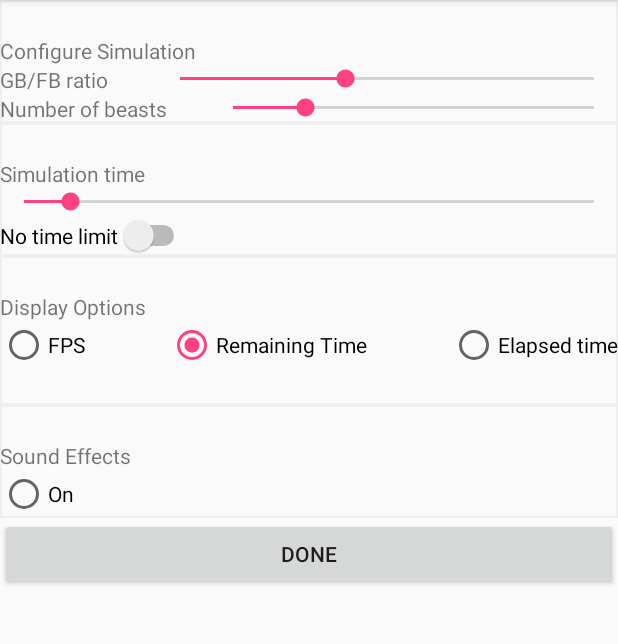
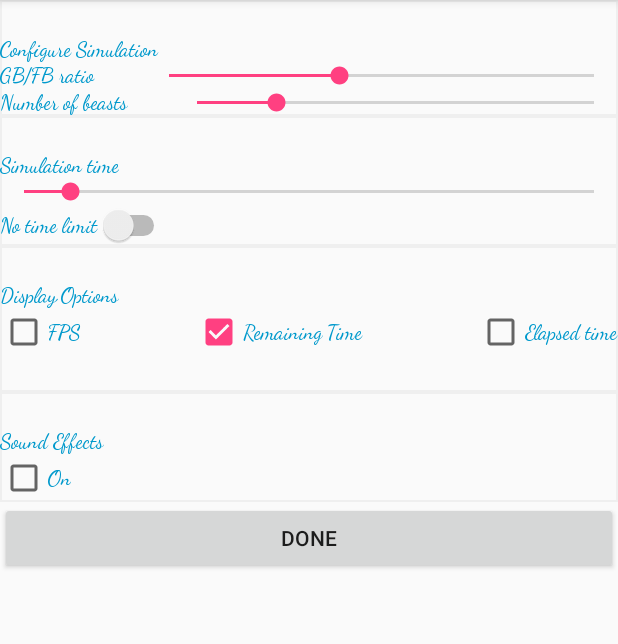
Before and after one commit to gavinB-orange/SwarmThing, an Android app: the ConfigureOtherActivity screen opened directly, with no data from a screen before it, on a phone screen of 412 x 824 dp, the part 84-728 px from its top. Run offline under Robolectric (Android 15) with nearby library versions, the phone set to English and light mode, and no system bars.

Commit message:
Move to CheckBox from RadioButton

```diff
--- a/app/src/main/java/com/example/brebner/swarmthing/ConfigureOtherActivity.java
+++ b/app/src/main/java/com/example/brebner/swarmthing/ConfigureOtherActivity.java
@@ -1,5 +1,6 @@
 package com.example.brebner.swarmthing;
 
+import android.annotation.SuppressLint;
 import android.content.Intent;
 import android.content.SharedPreferences;
 import android.preference.PreferenceManager;
@@ -7,7 +8,7 @@ import android.support.v7.app.AppCompatActivity;
 import android.os.Bundle;
 import android.util.Log;
 import android.view.View;
-import android.widget.RadioButton;
+import android.widget.CheckBox;
 import android.widget.SeekBar;
 import android.widget.Switch;
 
@@ -31,8 +32,12 @@ public class ConfigureOtherActivity extends AppCompatActivity implements SeekBar
     private int nbeasts = DEFAULT_N_BEASTS;
     private int ratio = DEFAULT_RATIO;
     private long max_time = MAX_TIME;
-    private boolean unlimited_time;
-    private boolean elapsed_time;
+
+    private CheckBox showTimeCheckBox;
+    private CheckBox showFpsCheckBox;
+    private CheckBox showElapsedCheckBox;
+    private CheckBox soundEffectsOnCheckBox;
+    private Switch unlimitedTimeSwitch;
 
     private SharedPreferences sharedPreferences;
 
@@ -50,39 +55,38 @@ public class ConfigureOtherActivity extends AppCompatActivity implements SeekBar
         SeekBar timeSeekBar = findViewById(R.id.maxTimeSeekBar);
         timeSeekBar.setProgress((int)(DEFAULT_TIME * timeSeekBar.getMax() / MAX_TIME));
         timeSeekBar.setOnSeekBarChangeListener(this);
-        RadioButton showTimeRadioButton = findViewById(R.id.showTimeRadioButton);
-        showTimeRadioButton.setChecked(DEFAULT_SHOW_TIME);
-        RadioButton showFpsRadioButton = findViewById(R.id.showFpsRadioButton);
-        showFpsRadioButton.setChecked(DEFAULT_SHOW_FPS);
-        RadioButton showElapsedRadioButton = findViewById(R.id.showElapsedTimeRadioButton);
-        showElapsedRadioButton.setChecked(DEFAULT_SHOW_ELAPSED_TIME);
-        Switch unlimitedTimeSwitch = findViewById(R.id.unlimitedTimeSwitch);
+        showTimeCheckBox = findViewById(R.id.showTimeCheckBox);
+        showTimeCheckBox.setChecked(DEFAULT_SHOW_TIME);
+        showFpsCheckBox = findViewById(R.id.showFpsCheckBox);
+        showFpsCheckBox.setChecked(DEFAULT_SHOW_FPS);
+        showElapsedCheckBox = findViewById(R.id.showElapsedTimeCheckBox);
+        showElapsedCheckBox.setChecked(DEFAULT_SHOW_ELAPSED_TIME);
+        unlimitedTimeSwitch = findViewById(R.id.unlimitedTimeSwitch);
         unlimitedTimeSwitch.setChecked(DEFAULT_UNLIMITED_TIME);
-        RadioButton soundEffectsOnRadioButton = findViewById(R.id.soundOnRadioButton);
-        soundEffectsOnRadioButton.setChecked(DEFAULT_SOUND_EFFECTS_ON);
+        soundEffectsOnCheckBox = findViewById(R.id.soundOnCheckBox);
+        soundEffectsOnCheckBox.setChecked(DEFAULT_SOUND_EFFECTS_ON);
+//        showTimeCheckBox.setOnCheckedChangeListener(this);
+//        showFpsCheckBox.setOnCheckedChangeListener(this);
+//        showElapsedCheckBox.setOnCheckedChangeListener(this);
+//        soundEffectsOnCheckBox.setOnCheckedChangeListener(this);
 
         nbeasts = DEFAULT_N_BEASTS;
         ratio = DEFAULT_RATIO;
         max_time = DEFAULT_TIME;
-        unlimited_time = DEFAULT_UNLIMITED_TIME;
     }
 
+    @SuppressLint("ApplySharedPref")
     public void doSimDone(View view) {
         SharedPreferences.Editor editor = sharedPreferences.edit();
         editor.putInt(getString(R.string.other_ratio_key), ratio);
         editor.putInt(getString(R.string.other_nbeasts_key), nbeasts);
         editor.putLong(getString(R.string.other_maxtime_key), max_time);
-        RadioButton showTimeRadioButton = findViewById(R.id.showTimeRadioButton);
-        RadioButton showFpsRadioButton = findViewById(R.id.showFpsRadioButton);
-        RadioButton showElapsedRadioButton = findViewById(R.id.showElapsedTimeRadioButton);
-        RadioButton soundEffectsOnRadioButton = findViewById(R.id.soundOnRadioButton);
-        Switch unlimitedTimeSwitch = findViewById(R.id.unlimitedTimeSwitch);
         // unlimited time => disable time countdown.
-        editor.putBoolean(getString(R.string.other_show_time), showTimeRadioButton.isChecked() && ! unlimitedTimeSwitch.isChecked());
-        editor.putBoolean(getString(R.string.other_show_fps), showFpsRadioButton.isChecked());
+        editor.putBoolean(getString(R.string.other_show_time), showTimeCheckBox.isChecked() && ! unlimitedTimeSwitch.isChecked());
+        editor.putBoolean(getString(R.string.other_show_fps), showFpsCheckBox.isChecked());
         editor.putBoolean(getString(R.string.other_unlimited_time_key), unlimitedTimeSwitch.isChecked());
-        editor.putBoolean(getString(R.string.other_elapsed_time_key), showElapsedRadioButton.isChecked());
-        editor.putBoolean(getString(R.string.sound_effects_on_key), soundEffectsOnRadioButton.isChecked());
+        editor.putBoolean(getString(R.string.other_elapsed_time_key), showElapsedCheckBox.isChecked());
+        editor.putBoolean(getString(R.string.sound_effects_on_key), soundEffectsOnCheckBox.isChecked());
         editor.commit();
         Intent intent = new Intent(this, MainActivity.class);
         startActivity(intent);
@@ -116,4 +120,5 @@ public class ConfigureOtherActivity extends AppCompatActivity implements SeekBar
     public void onStopTrackingTouch(SeekBar seekBar) {
 
     }
+
 }
--- a/app/src/main/res/layout/activity_configure_other.xml
+++ b/app/src/main/res/layout/activity_configure_other.xml
@@ -18,7 +18,9 @@
             android:id="@+id/configureSimulationTextView"
             android:layout_width="match_parent"
             android:layout_height="wrap_content"
-            android:text="@string/configure_simulation"/>
+            android:fontFamily="cursive"
+            android:text="@string/configure_simulation"
+            android:textColor="@android:color/holo_blue_dark" />
 
         <LinearLayout
             android:layout_width="match_parent"
@@ -30,6 +32,8 @@
                 android:id="@+id/chooseOtherRatioTextView"
                 android:layout_width="wrap_content"
                 android:layout_height="wrap_content"
+                android:fontFamily="cursive"
+                android:textColor="@android:color/holo_blue_dark"
                 android:layout_weight="1"
                 android:text="@string/enter_other_ratio" />
 
@@ -53,6 +57,8 @@
                 android:id="@+id/numberBeastsTextView"
                 android:layout_width="wrap_content"
                 android:layout_height="wrap_content"
+                android:fontFamily="cursive"
+                android:textColor="@android:color/holo_blue_dark"
                 android:layout_weight="1"
                 android:text="@string/other_config_nbeasts_title" />
 
@@ -77,6 +83,8 @@
             android:id="@+id/maxTimeTextView"
             android:layout_width="wrap_content"
             android:layout_height="wrap_content"
+            android:fontFamily="cursive"
+            android:textColor="@android:color/holo_blue_dark"
             android:layout_weight="1"
             android:text="@string/other_config_max_time_title" />
 
@@ -100,6 +108,8 @@
                 android:layout_width="wrap_content"
                 android:layout_height="wrap_content"
                 android:layout_weight="1"
+                android:fontFamily="cursive"
+                android:textColor="@android:color/holo_blue_dark"
                 android:text="@string/no_time_limit" />
         </LinearLayout>
     </LinearLayout>
@@ -113,6 +123,8 @@
         <TextView
             android:layout_width="match_parent"
             android:layout_height="wrap_content"
+            android:fontFamily="cursive"
+            android:textColor="@android:color/holo_blue_dark"
             android:text="@string/display_options_title"/>
         <LinearLayout
             android:layout_width="match_parent"
@@ -120,25 +132,31 @@
             android:layout_weight="1"
             android:orientation="horizontal">
 
-            <RadioButton
-                android:id="@+id/showFpsRadioButton"
+            <CheckBox
+                android:id="@+id/showFpsCheckBox"
                 android:layout_width="wrap_content"
                 android:layout_height="wrap_content"
+                android:fontFamily="cursive"
+                android:textColor="@android:color/holo_blue_dark"
                 android:layout_weight="1"
                 android:checked="false"
                 android:text="@string/show_fps_radio_title" />
 
-            <RadioButton
-                android:id="@+id/showTimeRadioButton"
+            <CheckBox
+                android:id="@+id/showTimeCheckBox"
                 android:layout_width="wrap_content"
                 android:layout_height="wrap_content"
                 android:layout_weight="1"
+                android:fontFamily="cursive"
+                android:textColor="@android:color/holo_blue_dark"
                 android:checked="true"
                 android:text="@string/show_time_radio_title" />
-            <RadioButton
-                android:id="@+id/showElapsedTimeRadioButton"
+            <CheckBox
+                android:id="@+id/showElapsedTimeCheckBox"
                 android:layout_width="wrap_content"
                 android:layout_height="wrap_content"
+                android:fontFamily="cursive"
+                android:textColor="@android:color/holo_blue_dark"
                 android:checked="true"
                 android:text="@string/show_elapsed_time_title"/>
         </LinearLayout>
@@ -153,17 +171,21 @@
         <TextView
             android:layout_width="match_parent"
             android:layout_height="wrap_content"
+            android:fontFamily="cursive"
+            android:textColor="@android:color/holo_blue_dark"
             android:text="@string/sound_effect_title"/>
         <LinearLayout
             android:layout_width="match_parent"
             android:layout_height="wrap_content"
             android:layout_weight="1"
             android:orientation="horizontal">
-            <RadioButton
-                android:id="@+id/soundOnRadioButton"
+            <CheckBox
+                android:id="@+id/soundOnCheckBox"
                 android:layout_width="wrap_content"
                 android:layout_height="wrap_content"
+                android:fontFamily="cursive"
                 android:checked="false"
+                android:textColor="@android:color/holo_blue_dark"
                 android:text="@string/sound_on_title"/>
         </LinearLayout>
     </LinearLayout>
--- a/app/src/main/res/layout/activity_end.xml
+++ b/app/src/main/res/layout/activity_end.xml
@@ -12,9 +12,11 @@
         android:layout_width="wrap_content"
         android:layout_height="wrap_content"
         android:layout_weight="1"
+        android:fontFamily="cursive"
         android:paddingBottom="12dp"
         android:paddingTop="24dp"
         android:text="@string/endActivityTimeUpTitle"
+        android:textColor="@android:color/holo_blue_dark"
         android:textSize="24sp" />
 
     <TextView
@@ -34,7 +36,9 @@
             android:layout_width="wrap_content"
             android:layout_height="wrap_content"
             android:layout_weight="1"
-            android:text="@string/game_duration_title" />
+            android:fontFamily="cursive"
+            android:text="@string/game_duration_title"
+            android:textColor="@android:color/holo_blue_dark" />
 
         <TextView
             android:id="@+id/gameDurationValueTextView"
```
Also changed, not shown: app/src/main/res/layout/activity_configure_food_beast.xml (+15 -5 lines), app/src/main/res/layout/activity_configure_grazing_beast.xml (+12 -4 lines), app/src/main/res/layout/activity_main.xml (+9 -0 lines).
